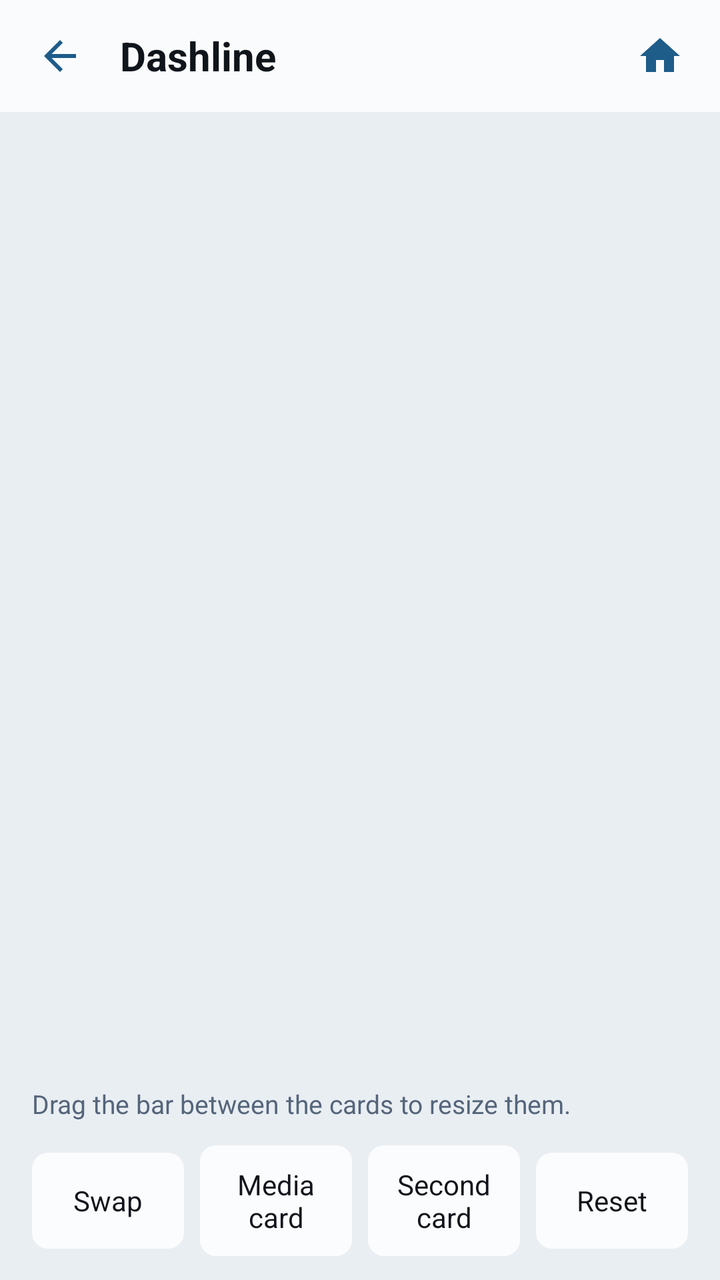
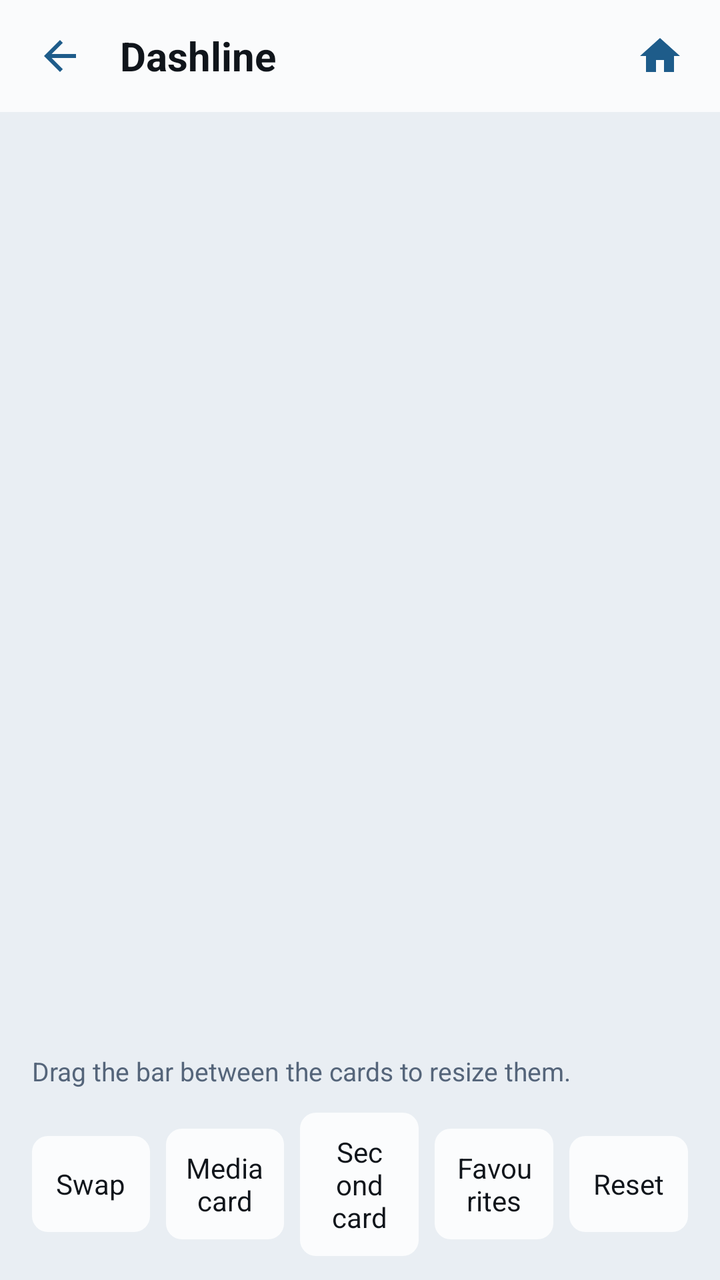

Before-and-after screenshots of an Android layout around one commit, followed by the original layout XML and the change that was made.
<!-- AndroidManifest.xml: application theme Theme.RadioLauncher -->
<!-- res/layout/activity_customize.xml -->
<?xml version="1.0" encoding="utf-8"?>
<LinearLayout xmlns:android="http://schemas.android.com/apk/res/android"
    android:layout_width="match_parent"
    android:layout_height="match_parent"
    android:orientation="vertical"
    android:background="@color/bg">

    <include
        android:id="@+id/header"
        layout="@layout/view_page_header" />

    
    <FrameLayout
        android:id="@+id/previewFrame"
        android:layout_width="match_parent"
        android:layout_height="0dp"
        android:layout_weight="1" />

    <TextView
        android:id="@+id/customizeHint"
        android:layout_width="match_parent"
        android:layout_height="wrap_content"
        android:paddingStart="16dp"
        android:paddingEnd="16dp"
        android:paddingTop="8dp"
        android:text="@string/customize_hint"
        android:textColor="@color/text_secondary"
        android:textSize="13sp" />

    <LinearLayout
        android:layout_width="match_parent"
        android:layout_height="wrap_content"
        android:orientation="horizontal"
        android:gravity="center"
        android:padding="12dp">

        <TextView
            android:id="@+id/btnSwap"
            style="@style/CustomizeButton"
            android:text="@string/customize_swap" />

        <TextView
            android:id="@+id/btnMediaCard"
            style="@style/CustomizeButton"
            android:text="@string/customize_media_card" />

        <TextView
            android:id="@+id/btnSecondCard"
            style="@style/CustomizeButton"
            android:text="@string/customize_second_card" />

        <TextView
            android:id="@+id/btnReset"
            style="@style/CustomizeButton"
            android:text="@string/customize_reset" />
    </LinearLayout>
</LinearLayout>
<!-- res/layout/view_page_header.xml (included above) -->
<?xml version="1.0" encoding="utf-8"?>
<LinearLayout xmlns:android="http://schemas.android.com/apk/res/android"
    xmlns:app="http://schemas.android.com/apk/res-auto"
    android:layout_width="match_parent"
    android:layout_height="56dp"
    android:orientation="horizontal"
    android:gravity="center_vertical"
    android:background="@color/bar"
    android:paddingStart="8dp"
    android:paddingEnd="8dp">

    <androidx.appcompat.widget.AppCompatImageView
        android:id="@+id/navBack"
        android:layout_width="44dp"
        android:layout_height="44dp"
        android:padding="10dp"
        android:background="?android:attr/selectableItemBackgroundBorderless"
        android:contentDescription="@string/nav_back"
        app:srcCompat="@drawable/ic_back" />

    <TextView
        android:id="@+id/pageTitle"
        android:layout_width="0dp"
        android:layout_height="wrap_content"
        android:layout_weight="1"
        android:layout_marginStart="8dp"
        android:layout_marginEnd="8dp"
        android:maxLines="1"
        android:ellipsize="end"
        android:text="@string/app_name"
        android:textColor="@color/text_primary"
        android:textSize="20sp"
        android:textStyle="bold" />

    <androidx.appcompat.widget.AppCompatImageView
        android:id="@+id/navHome"
        android:layout_width="44dp"
        android:layout_height="44dp"
        android:padding="10dp"
        android:background="?android:attr/selectableItemBackgroundBorderless"
        android:contentDescription="@string/nav_home"
        app:srcCompat="@drawable/ic_home" />

</LinearLayout>
<!-- resources referenced by this layout -->
<resources>
  <color name="bar">#C4FFFFFF</color>
  <color name="bg">#E9EEF3</color>
  <color name="text_primary">#10151B</color>
  <color name="text_secondary">#55657A</color>
  <!-- drawable ic_back (drawable) -->
  <vector xmlns:android="http://schemas.android.com/apk/res/android"
      android:width="24dp" android:height="24dp"
      android:viewportWidth="24" android:viewportHeight="24"
      android:tint="@color/icon_tint"
      android:autoMirrored="true">
      <path android:fillColor="@android:color/white"
          android:pathData="M20,11H7.83l5.59,-5.59L12,4l-8,8 8,8 1.41,-1.41L7.83,13H20v-2z" />
  </vector>
  <!-- drawable ic_home (drawable) -->
  <vector xmlns:android="http://schemas.android.com/apk/res/android"
      android:width="24dp" android:height="24dp"
      android:viewportWidth="24" android:viewportHeight="24"
      android:tint="@color/icon_tint">
      <path android:fillColor="@android:color/white"
          android:pathData="M10,20v-6h4v6h5v-8h3L12,3 2,12h3v8z" />
  </vector>
  <string name="app_name">Dashline</string>
  <string name="customize_hint">Drag the bar between the cards to resize them.</string>
  <string name="customize_media_card">Media card</string>
  <string name="customize_reset">Reset</string>
  <string name="customize_second_card">Second card</string>
  <string name="customize_swap">Swap</string>
  <string name="nav_back">Back</string>
  <string name="nav_home">Home</string>
  <style name="CustomizeButton">
          <item name="android:layout_width">0dp</item>
          <item name="android:layout_height">wrap_content</item>
          <item name="android:layout_weight">1</item>
          <item name="android:layout_marginStart">4dp</item>
          <item name="android:layout_marginEnd">4dp</item>
          <item name="android:background">@drawable/card_dark</item>
          <item name="android:gravity">center</item>
          <item name="android:minHeight">48dp</item>
          <item name="android:padding">10dp</item>
          <item name="android:textColor">@color/text_primary</item>
          <item name="android:textSize">14sp</item>
          <item name="android:clickable">true</item>
          <item name="android:focusable">true</item>
      </style>
  <style name="Theme.RadioLauncher" parent="Theme.AppCompat.DayNight.NoActionBar">
          <item name="android:windowBackground">@color/bg</item>
      </style>
  <color name="icon_tint">#1E5C8A</color>
  <!-- drawable card_dark (drawable) -->
  <?xml version="1.0" encoding="utf-8"?>
  <shape xmlns:android="http://schemas.android.com/apk/res/android" android:shape="rectangle">
      <solid android:color="@color/surface" />
      <corners android:radius="8dp" />
  </shape>
  <color name="surface">#D6FFFFFF</color>
</resources>

<!-- the commit's change to res/layout/activity_customize.xml (unified diff, before → after) -->
@@ -50,6 +50,11 @@
             android:text="@string/customize_second_card" />
 
         <TextView
+            android:id="@+id/btnFavorites"
+            style="@style/CustomizeButton"
+            android:text="@string/customize_favorites" />
+
+        <TextView
             android:id="@+id/btnReset"
             style="@style/CustomizeButton"
             android:text="@string/customize_reset" />
<!-- resource entries referenced after the edit -->
@@ -22,6 +22,7 @@
           android:pathData="M10,20v-6h4v6h5v-8h3L12,3 2,12h3v8z" />
   </vector>
   <string name="app_name">Dashline</string>
+  <string name="customize_favorites">Favourites</string>
   <string name="customize_hint">Drag the bar between the cards to resize them.</string>
   <string name="customize_media_card">Media card</string>
   <string name="customize_reset">Reset</string>
